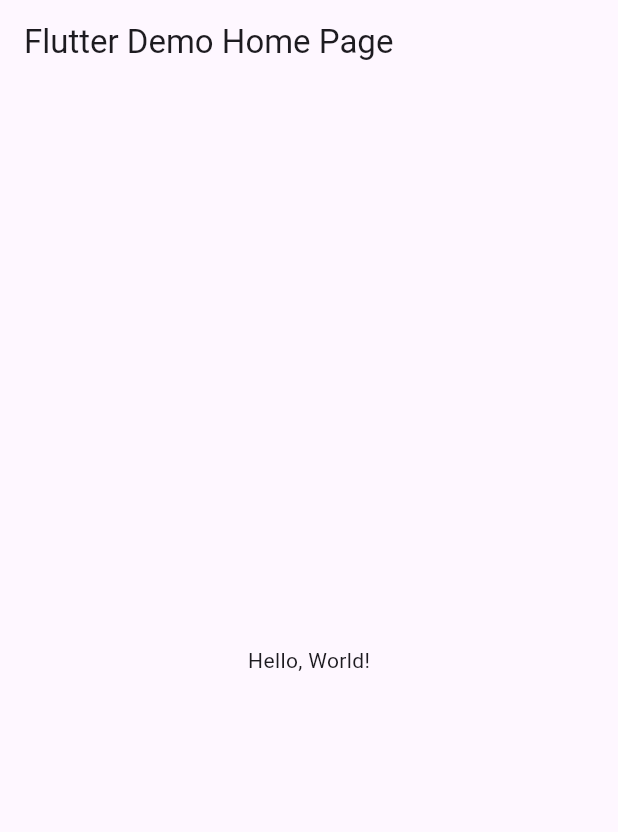
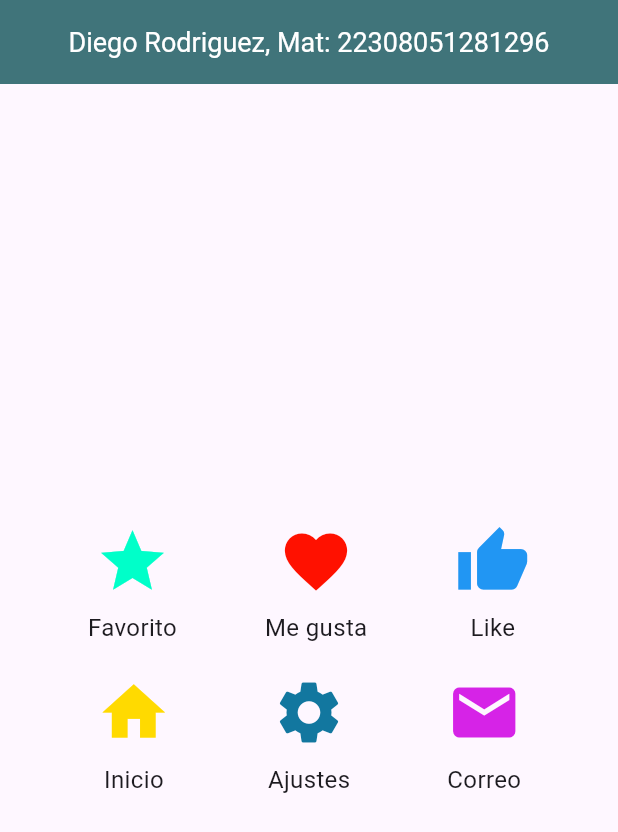
Before and after one commit to Diego-Rodriguez5/p9_v2_iconos, a Flutter app: the screen it shows after launch, on a phone screen of 412 x 824 dp. Shown: the top 832 px of the screen. Run offline on Flutter 3.47's test engine with Material 3 defaults, Android fonts, the phone set to English and light mode, and no system bars.

Commit message:
enviar 2

```diff
--- a/lib/main.dart
+++ b/lib/main.dart
@@ -1,43 +1,90 @@
 import 'package:flutter/material.dart';
 
-void main() => runApp(MyApp());
+void main() => runApp(MisIconos());
 
-class MyApp extends StatelessWidget {
-  const MyApp({super.key});
-  // This widget is the root of your application.
+class MisIconos extends StatelessWidget {
+  const MisIconos({Key? key}) : super(key: key);
+
   @override
   Widget build(BuildContext context) {
     return MaterialApp(
-      // Application name
-      title: 'Flutter Hello World',
-      // Application theme data, you can set the colors for the application as
-      // you want
-      theme: ThemeData(
-        // useMaterial3: false,
-        primarySwatch: Colors.blue,
-      ),
-      // A widget which will be started on application startup
-      home: MyHomePage(title: 'Flutter Demo Home Page'),
-    );
-  }
-}
-
-class MyHomePage extends StatelessWidget {
-  final String title;
-  const MyHomePage({super.key, required this.title});
-
-  @override
-  Widget build(BuildContext context) {
-    return Scaffold(
-      appBar: AppBar(
-        // The title text which will be shown on the action bar
-        title: Text(title),
-      ),
-      body: Center(
-        child: Text(
-          'Hello, World!',
+      debugShowCheckedModeBanner: false,
+      home: Scaffold(
+        appBar: AppBar(
+          title: Text('Diego Rodriguez, Mat: 22308051281296'),
+          titleTextStyle: TextStyle(color: Colors.white, fontSize: 18),
+          centerTitle: true,
+          backgroundColor: Color(0xff40747a),
+        ),
+        body: Center(
+          child: Column(
+            mainAxisAlignment:
+                MainAxisAlignment.center, // Centra el contenido verticalmente
+            children: <Widget>[
+              // Primera fila con 3 iconos
+              Row(
+                mainAxisAlignment: MainAxisAlignment
+                    .spaceEvenly, // Distribuye el espacio uniformemente
+                children: <Widget>[
+                  IconWithSubtitle(
+                      icon: Icons.star,
+                      subtitle: 'Favorito',
+                      color: Color(0xff00ffc9)),
+                  IconWithSubtitle(
+                      icon: Icons.favorite,
+                      subtitle: 'Me gusta',
+                      color: Color(0xffff1100)),
+                  IconWithSubtitle(
+                      icon: Icons.thumb_up,
+                      subtitle: 'Like',
+                      color: Colors.blue),
+                ],
+              ),
+              SizedBox(height: 20.0), // Espacio entre las filas
+              // Segunda fila con 3 iconos
+              Row(
+                mainAxisAlignment: MainAxisAlignment
+                    .spaceEvenly, // Distribuye el espacio uniformemente
+                children: <Widget>[
+                  IconWithSubtitle(
+                      icon: Icons.home,
+                      subtitle: 'Inicio',
+                      color: Color(0xffffda00)),
+                  IconWithSubtitle(
+                      icon: Icons.settings,
+                      subtitle: 'Ajustes',
+                      color: Color(0xff12779f)),
+                  IconWithSubtitle(
+                      icon: Icons.email,
+                      subtitle: 'Correo',
+                      color: Color(0xffd623e7)),
+                ],
+              ),
+            ],
+          ),
         ),
       ),
     );
   }
 }
+
+// Widget personalizado para un icono con subtítulo
+class IconWithSubtitle extends StatelessWidget {
+  final IconData icon;
+  final String subtitle;
+  final Color color;
+
+  IconWithSubtitle(
+      {required this.icon, required this.subtitle, required this.color});
+
+  @override
+  Widget build(BuildContext context) {
+    return Column(
+      children: <Widget>[
+        Icon(icon, size: 50.0, color: color),
+        SizedBox(height: 8.0), // Espacio entre el icono y el subtítulo
+        Text(subtitle, style: TextStyle(fontSize: 16.0)),
+      ],
+    );
+  }
+}
```
Also changed, not shown: logito.PNG (added), logo2.PNG (added).
